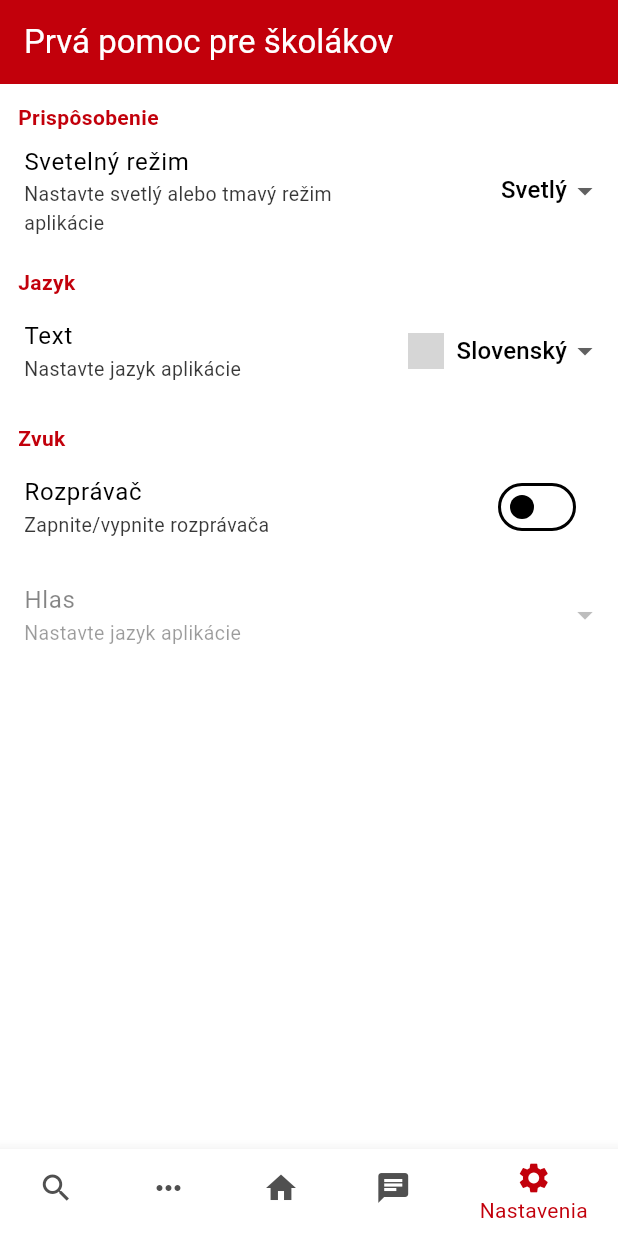
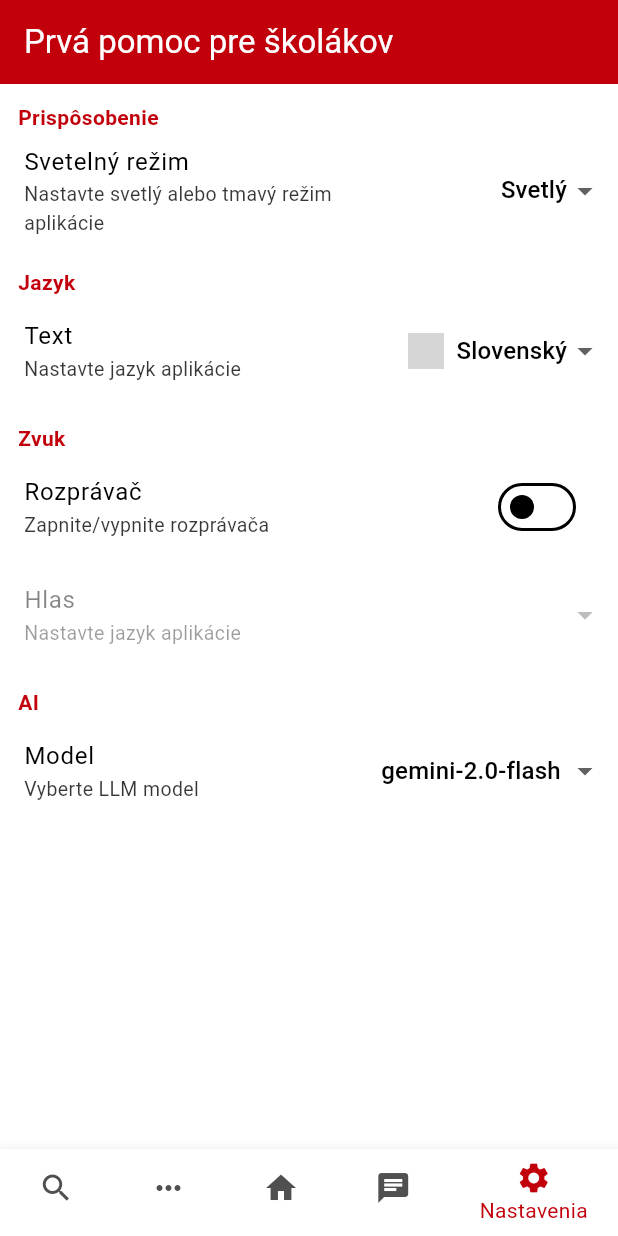
Before and after one commit to silverlion2238/FAA, a Flutter app: the screen it shows after launch, item 5 of the bottom bar chosen, on a phone screen of 412 x 824 dp. Run offline on Flutter 3.47's test engine with Material 3 defaults, Android fonts, the light colour scheme and no system bars; our stand-ins replace diacritic, flutter_dotenv, flutter_tts, google_generative_ai; missing offline and left inert: dart:ffi, flutter_ai_toolkit; grey boxes are pictures that could not be loaded.

Commit message:
Added option to change the chatbot model.

```diff
--- a/lib/data/data.dart
+++ b/lib/data/data.dart
@@ -53,6 +53,21 @@ enum Symptom {
 String toString() =>  name;
 }
 */
+
+
+List<String> aiModels = [
+  'gemini-2.0-flash	',
+  'gemini-2.0-flash-lite',
+  'gemini-2.0-pro-exp-02-05	',
+  'gemini-1.5-flash	',
+  'gemini-1.5-flash-8b',
+  'gemini-1.5-pro'
+];
+
+
+
+
+
 
 // Correct Data
 enum Symptom {
--- a/lib/data/language_data.dart
+++ b/lib/data/language_data.dart
@@ -48,6 +48,7 @@ const Map<String, Map<String, String>> translations = {
     'Voice' : 'Voice',
     'Text' : 'Text',
     'TTS' : 'Text to Speech',
+    'Model' : 'Model',
 
     'RedLight': 'Light',
     'RedDark': 'Dark',
@@ -55,6 +56,7 @@ const Map<String, Map<String, String>> translations = {
     'LangSetDesc': 'Set the language of the application',
     'ThemeSetDesc': 'Set the theme of the application',
     'MuteDesc': 'Turn on/off the narrator',
+    'ModelDesc': 'Set the LLM model of the AI',
 
     'Solution1': 'Solution1 - en',
     'Solution2': 'Solution2 - en',
@@ -253,6 +255,7 @@ const Map<String, Map<String, String>> translations = {
     'Voice' : 'Hlas',
     'Text' : 'Text',
     'TTS' : 'Text na reč',
+    'Model' : 'Model',
 
     'RedLight': 'Svetlý',
     'RedDark': 'Tmavý',
@@ -260,6 +263,7 @@ const Map<String, Map<String, String>> translations = {
     'LangSetDesc': 'Nastavte jazyk aplikácie',
     'ThemeSetDesc': 'Nastavte svetlý alebo tmavý režim aplikácie',
     'MuteDesc': 'Zapnite/vypnite rozprávača',
+    'ModelDesc': 'Vyberte LLM model',
 
     'Solution1': 'Solution1 - sk',
     'Solution2': 'Solution2 - sk',
--- a/lib/main.dart
+++ b/lib/main.dart
@@ -35,6 +35,7 @@ void main() async {
         ChangeNotifierProvider(create: (context) => LanguageModel()),
         ChangeNotifierProvider(create: (context) => VoiceNotifier()),
         ChangeNotifierProvider(create: (_) => LayoutProvider()),
+        ChangeNotifierProvider(create: (_) => AIModel(),)
       ],
       child: MyApp(),
     ),
@@ -54,6 +55,16 @@ class LayoutProvider extends ChangeNotifier {
 
   void setLayout(bool isTwoColumnLayout) {
     _isTwoColumnLayout = isTwoColumnLayout;
+    notifyListeners();
+  }
+}
+
+class AIModel extends ChangeNotifier {
+  String _model = aiModels[0];
+  String get model => _model;
+
+  void setModel(String newModel) {
+    _model = newModel;
     notifyListeners();
   }
 }
--- a/lib/pages/chatbot.dart
+++ b/lib/pages/chatbot.dart
@@ -105,7 +105,7 @@ class ChatScreenState extends State<ChatScreen> {
           ),
           provider: GeminiProvider(
             model: GenerativeModel(
-              model: 'gemini-1.5-flash',
+              model: 'gemini-2.0-flash',
               apiKey: dotenv.env['API_KEY'] ?? '',
               systemInstruction: Content.system('Tvojou úlohou je pomáhať pri vykonávaní prvej pomoci. Podľa toho čo ti uživateľ povie skús zistiť ako pomôcť zranenému. Snaž sa byť čo najstručnejší. Ak si si istý, vytvor krátky prehľadný návod, ktorý by krok za krokom popisoval ako pomôcť zranenému. Keď bude v postupe spomínané volanie záchrannej služby spomeň číslo 112 alebo 155.'),
             ),
--- a/lib/pages/settings.dart
+++ b/lib/pages/settings.dart
@@ -121,7 +121,7 @@ class _SettingsPageState extends State<SettingsPage> {
                   child: ListTile(
                     title: Text(translations[locale]?['Text'] ?? 'Text'),
                       subtitle: Text(
-                        translations[locale]?['LangSetDesc'] ?? 'Set the theme of the application',
+                        translations[locale]?['LangSetDesc'] ?? 'Set the language of the application',
                         style: TextStyle(
                           color: Theme.of(context).colorScheme.onSurface.withAlpha(200),
                           fontSize: 13.0,
@@ -248,7 +248,7 @@ class _SettingsPageState extends State<SettingsPage> {
                   ),
                 ),
                 SizedBox(
-                  width: MediaQuery.of(context).size.width*0.5,
+                  width: MediaQuery.of(context).size.width > 530 ? 265 : MediaQuery.of(context).size.width * 0.5,
                   child: Padding(
                     padding: const EdgeInsets.only(left: 10.0, right: 10.0),
                     child: Consumer<LanguageModel>(
@@ -264,6 +264,9 @@ class _SettingsPageState extends State<SettingsPage> {
                               return DropdownMenuItem<Map>(
                                 value: voice,
                                 child: Row(
+                                  crossAxisAlignment: CrossAxisAlignment.center,
+                                  mainAxisAlignment: MainAxisAlignment.spaceBetween,
+
                                   children: [
                                       if (voice['locale'].contains('en'))
                                       Image.asset(
@@ -302,6 +305,71 @@ class _SettingsPageState extends State<SettingsPage> {
                     ),
                   ),
                 )
+
+
+              ],
+            ),
+          ),
+
+
+          // Title AI
+
+          SizedBox(
+            width: double.infinity,
+            child: Padding(
+              padding: const EdgeInsets.only(top: 12.0, left: 12.0),
+              child: Text(
+              translations[locale]?['AI'] ?? 'AI',
+                style: TextStyle(
+                  color: Theme.of(context).colorScheme.primary,
+                  fontWeight: FontWeight.bold,
+                ),
+              )
+            )
+          ),
+
+          // AI model selection
+
+          SizedBox(
+            width: MediaQuery.of(context).size.width,
+            child: Row(
+              mainAxisAlignment: MainAxisAlignment.spaceBetween,
+              children: [
+                Expanded(
+                  child: ListTile(
+                    title: Text(translations[locale]?['Model'] ?? 'Model '),
+                    subtitle: Text(
+                      translations[locale]?['ModelDesc'] ?? 'Set the LLM model of the AI',
+                      style: TextStyle(
+                        color: Theme.of(context).colorScheme.onSurface.withAlpha(200),
+                        fontSize: 13.0,
+                      ),
+                    ),
+                  ),
+                ),
+                Padding(
+                  padding: const EdgeInsets.only(left: 10.0, right: 10.0),
+                  child: Consumer<AIModel>(
+                    builder: (context, aiModel, child) {
+                      return DropdownButton<String>(
+                        alignment: Alignment.centerRight,
+                        underline: Container(),
+                        value: aiModel.model,
+                        items: aiModels.map((model) {
+                          return DropdownMenuItem<String>(
+                            value: model,
+                            child: Text(model),
+                          );
+                        }).toList(),
+                        onChanged: (String? newValue) {
+                          if (newValue != null) {
+                            aiModel.setModel(newValue);
+                          }
+                        },
+                      );
+                    },
+                  ),
+                ),
               ],
             ),
           ),
```
Also changed, not shown: 1 other file. Lines whose indentation alone changed are shown as unchanged.
